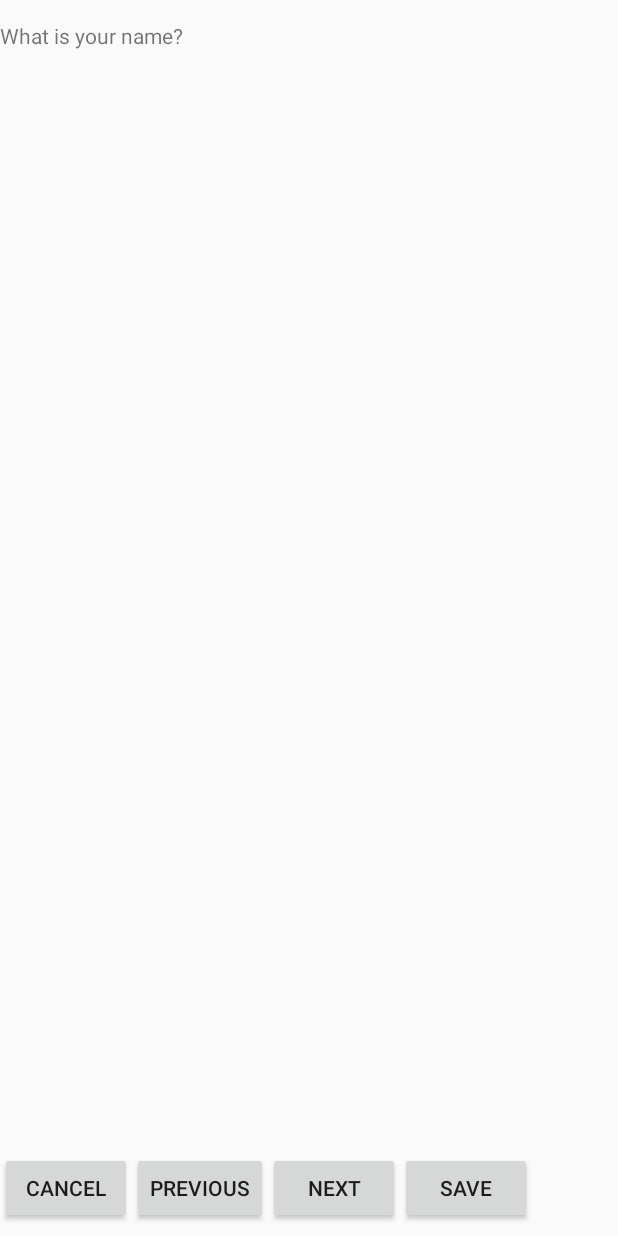
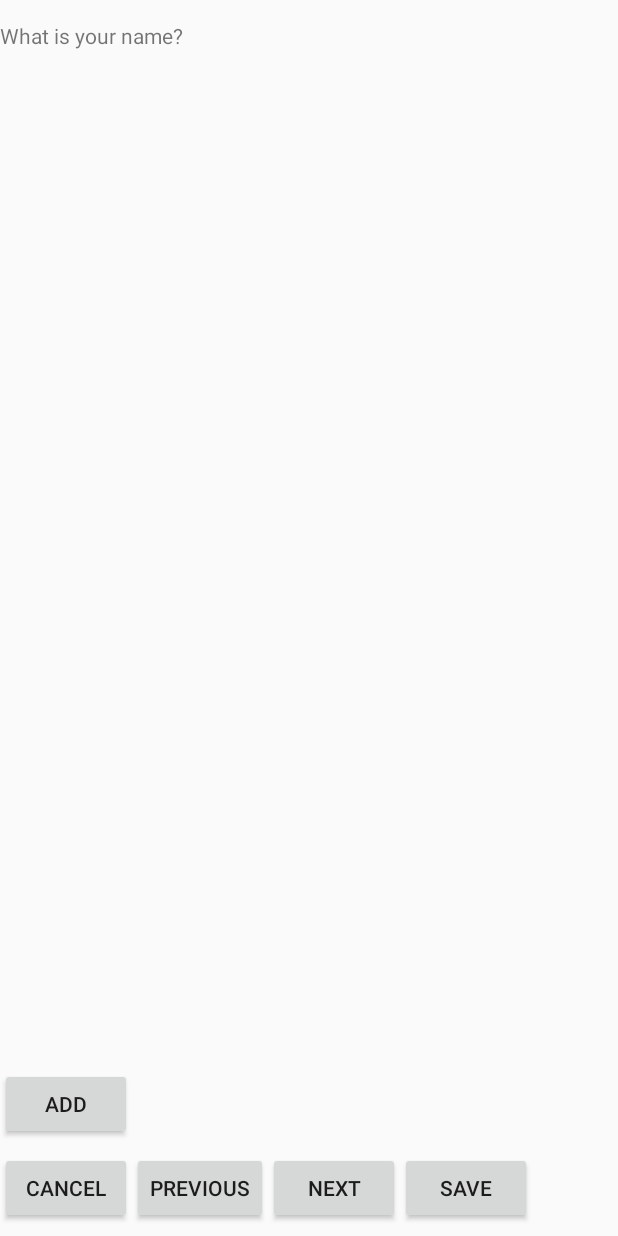
Before and after one commit to ppypenko/Resume_App2, an Android app: the ResumeActivity screen opened directly, with no data from a screen before it, on a phone screen of 412 x 824 dp. Run offline under Robolectric (Android 15) with nearby library versions, the phone set to English and light mode, and no system bars; 2 statements that could not run were skipped.

Commit message:
Updated Resume

```diff
--- a/Resume_App22/app/src/main/java/team/afalse/resume_app/DBHandler.java
+++ b/Resume_App22/app/src/main/java/team/afalse/resume_app/DBHandler.java
@@ -64,14 +64,15 @@ public class DBHandler extends SQLiteOpenHelper {
         getWritableDatabase().execSQL("DROP TABLE IF EXISTS " + TABLE_RESUMES);
     }
 
-    public void addResume(Resume resume) {
+    public int addResume(Resume resume) {
         SQLiteDatabase db = this.getWritableDatabase();
 
         ContentValues values = new ContentValues();
         values = SetResumeContentValues(resume, values);
 
-        db.insertOrThrow(TABLE_RESUMES, null, values);
+        int id = (int)db.insertOrThrow(TABLE_RESUMES, null, values);
         db.close();
+        return id;
     }
 
     private ContentValues SetResumeContentValues(Resume resume, ContentValues values){
--- a/Resume_App22/app/src/main/java/team/afalse/resume_app/Questions.java
+++ b/Resume_App22/app/src/main/java/team/afalse/resume_app/Questions.java
@@ -11,9 +11,9 @@ public class Questions {
             "What is your email?",
             "What is your link?",
             "Please enter a short summary:",
+            "What are your skills?",
             "What are the jobs you have held?",
             "Please describe",
-            "What are your skills",
             "What education have you received?",
             "Please describe",
     };
--- a/Resume_App22/app/src/main/java/team/afalse/resume_app/Resume.java
+++ b/Resume_App22/app/src/main/java/team/afalse/resume_app/Resume.java
@@ -138,6 +138,10 @@ public class Resume {
         this.educationDescription = educationDescription;
     }
 
+    public void setId(int id){
+        this.id = id;
+    }
+
     public int getId() {
         return id;
     }
--- a/Resume_App22/app/src/main/res/layout/activity_resume.xml
+++ b/Resume_App22/app/src/main/res/layout/activity_resume.xml
@@ -7,8 +7,10 @@
     tools:context="team.afalse.resume_app.ResumeActivity">
 
     <LinearLayout
-        android:layout_width="match_parent"
-        android:layout_height="wrap_content">
+        android:layout_width="368dp"
+        android:layout_height="wrap_content"
+        tools:layout_editor_absoluteY="0dp"
+        tools:layout_editor_absoluteX="8dp">
         <TextView
             android:layout_width="match_parent"
             android:layout_height="wrap_content"
@@ -23,12 +25,13 @@
 
 
     <LinearLayout
-        android:layout_width="match_parent"
+        android:layout_width="368dp"
         android:layout_height="wrap_content"
         android:orientation="vertical"
         app:layout_constraintBottom_toBottomOf="parent"
         android:layout_marginBottom="8dp"
-        tools:layout_editor_absoluteX="8dp">
+        tools:layout_editor_absoluteX="8dp"
+        android:id="@+id/linearLayout">
 
         <LinearLayout
             android:layout_width="match_parent"
@@ -65,5 +68,13 @@
 
     </LinearLayout>
 
+    <Button
+        android:id="@+id/btn_add"
+        android:layout_width="wrap_content"
+        android:layout_height="wrap_content"
+        android:text="@string/btn_add"
+        android:layout_marginBottom="8dp"
+        app:layout_constraintBottom_toTopOf="@+id/linearLayout" />
+
 
 </android.support.constraint.ConstraintLayout>
--- a/Resume_App22/app/src/main/res/values/strings.xml
+++ b/Resume_App22/app/src/main/res/values/strings.xml
@@ -11,4 +11,5 @@
     <string name="btn_cancel">Cancel</string>
     <string name="btn_next">Next</string>
     <string name="btn_prev">Previous</string>
+    <string name="btn_add">Add</string>
 </resources>
```
Also changed, not shown: Resume_App22/app/src/main/java/team/afalse/resume_app/ResumeActivity.java (+36 -14 lines).
